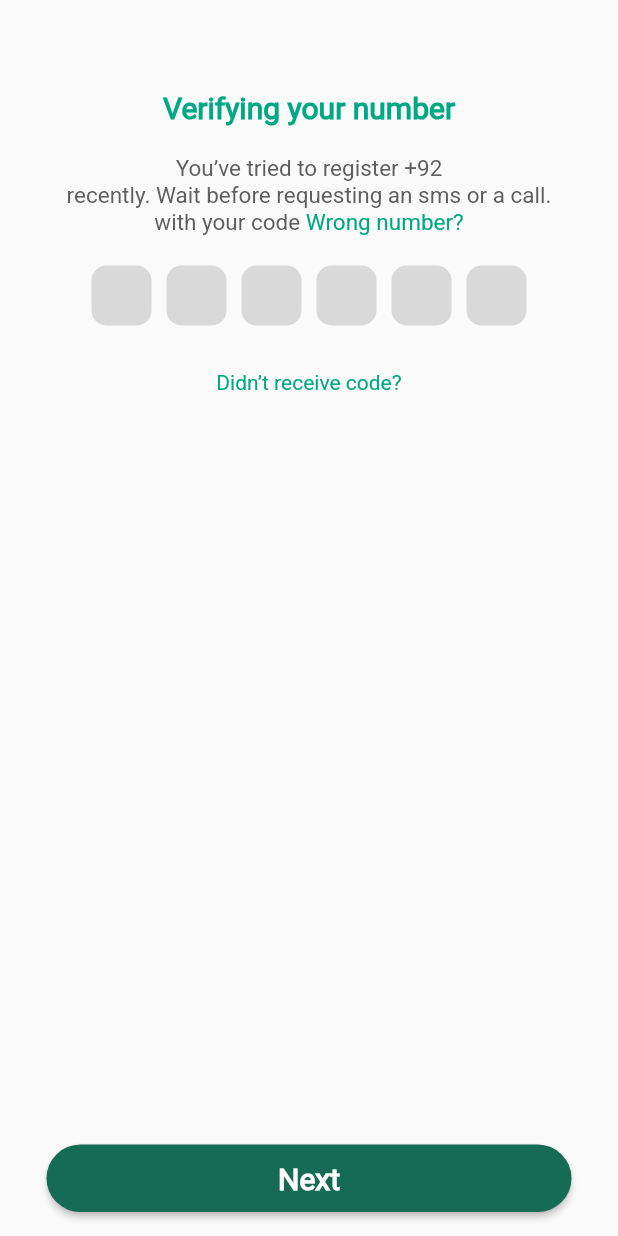
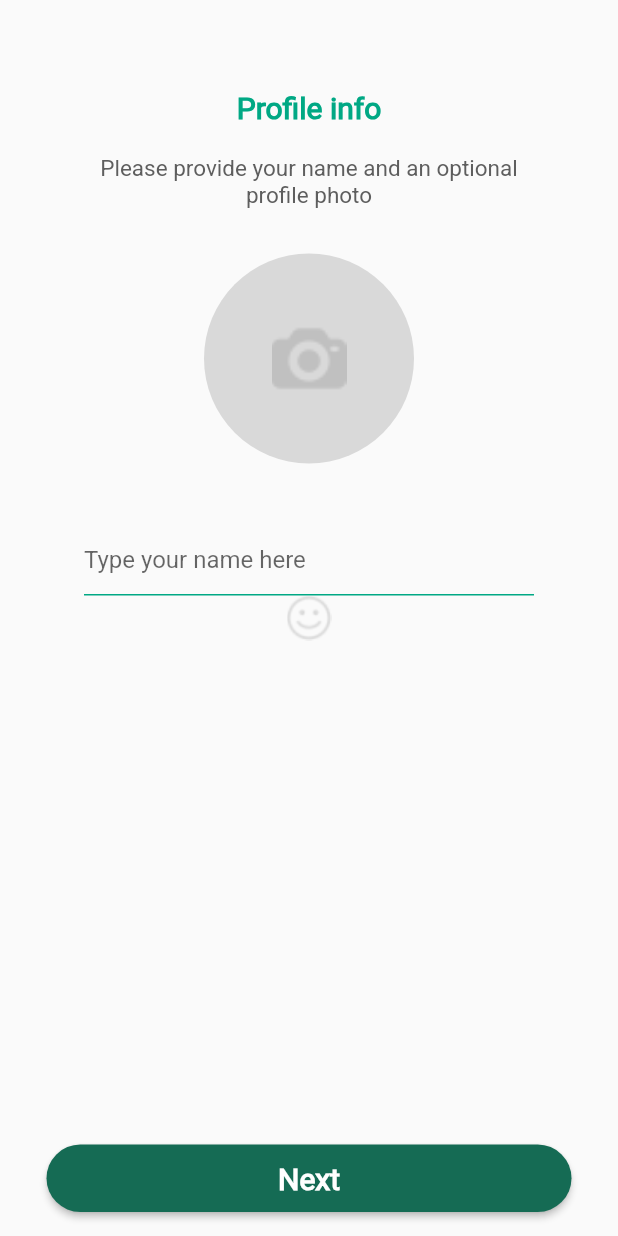
Before and after one commit to NabeelTiwana/WhatsApp-Ui, a Flutter app: the OtpScreen screen opened directly with empty values, after a tap on "Next", on a phone screen of 412 x 824 dp. Run offline on Flutter 3.47's test engine with Material 3 defaults, Android fonts, the phone set to English and light mode, and no system bars.

Commit message:
profile screen completed

```diff
--- /dev/null
+++ b/lib/screens/Profile/profilescreen.dart
@@ -0,0 +1,66 @@
+import 'package:flutter/material.dart';
+import 'package:whatsapp_clone/widgets/uihelper.dart';
+
+class ProfileScreen extends StatelessWidget {
+  TextEditingController nameController = TextEditingController();
+
+  @override
+  Widget build(BuildContext context) {
+    return Scaffold(
+      body: Center(
+        child: Column(
+          children: [
+            SizedBox(height: 60),
+            UiHelper.customText(
+              text: 'Profile info',
+              height: 20,
+              color: Color(0XFF00A884),
+              fontweight: FontWeight.bold,
+            ),
+            SizedBox(height: 20),
+            UiHelper.customText(
+              text: 'Please provide your name and an optional',
+              height: 15,
+            ),
+            UiHelper.customText(text: 'profile photo', height: 15),
+            SizedBox(height: 30),
+            CircleAvatar(
+              radius: 70,
+              backgroundColor: Color(0XFFD9D9D9),
+              child: Image.asset(
+                'assets/images/camera.png',
+                height: 50,
+                fit: BoxFit.cover,
+              ),
+            ),
+            SizedBox(height: 40),
+            Row(
+              mainAxisAlignment: MainAxisAlignment.center,
+              children: [
+                SizedBox(
+                  width: 300,
+                  child: TextField(
+                    keyboardType: TextInputType.text,
+                    controller: nameController,
+                    decoration: InputDecoration(
+                      hintText: 'Type your name here',
+                      enabledBorder: UnderlineInputBorder(
+                        borderSide: BorderSide(color: Color(0XFF00A884)),
+                      ),
+                      focusedBorder: UnderlineInputBorder(
+                        borderSide: BorderSide(color: Color(0XFF00A884)),
+                      ),
+                    ),
+                  ),
+                ),
+              ],
+            ),
+           Image.asset('assets/images/happyface .png')
+          ],
+        ),
+      ),
+      floatingActionButton: UiHelper.customButton(onPress: (){}, buttonname: 'Next'),
+      floatingActionButtonLocation: FloatingActionButtonLocation.centerFloat,
+    );
+  }
+}
--- a/lib/screens/otp/otpscreen.dart
+++ b/lib/screens/otp/otpscreen.dart
@@ -1,4 +1,5 @@
 import 'package:flutter/material.dart';
+import 'package:whatsapp_clone/screens/Profile/profilescreen.dart';
 import 'package:whatsapp_clone/widgets/uihelper.dart';
 
 class OtpScreen extends StatelessWidget {
@@ -72,7 +73,15 @@
           ],
         ),
       ),
-      floatingActionButton: UiHelper.customButton(onPress: (){}, buttonname: "Next"),
+      floatingActionButton: UiHelper.customButton(
+        onPress: () {
+          Navigator.push(
+            context,
+            MaterialPageRoute(builder: (context) => ProfileScreen()),
+          );
+        },
+        buttonname: "Next",
+      ),
       floatingActionButtonLocation: FloatingActionButtonLocation.centerFloat,
     );
   }
```
Also changed, not shown: assets/images/camera.png (renamed from assets/images/photo-camera 1.png), assets/images/happyface .png (added).
